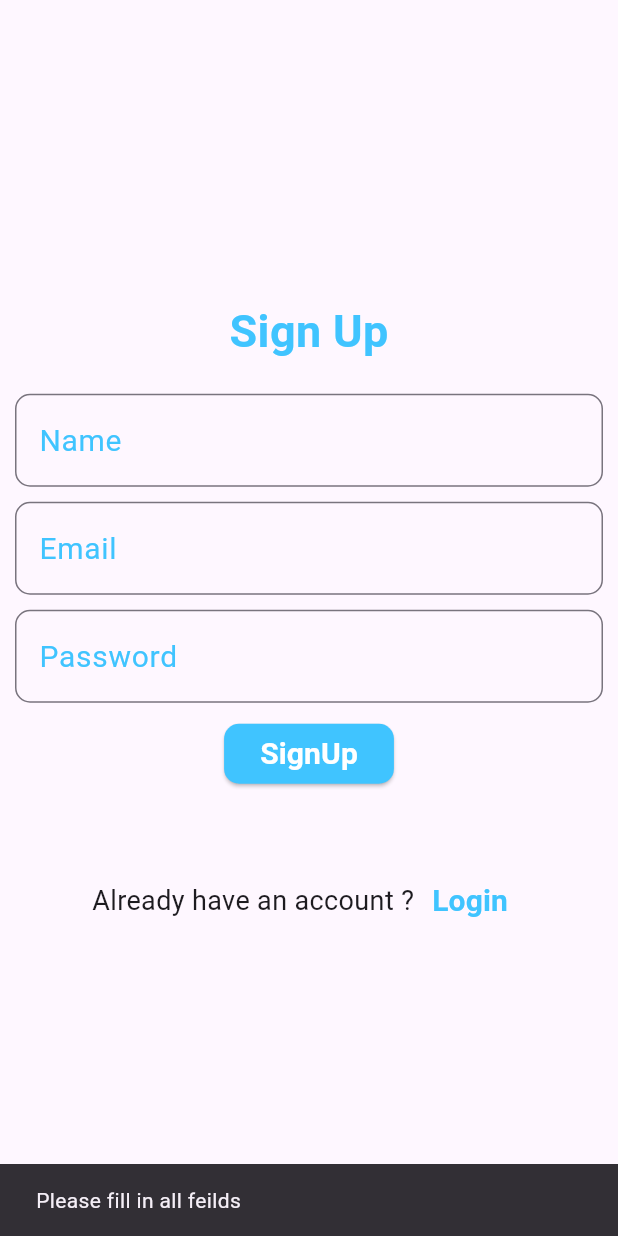
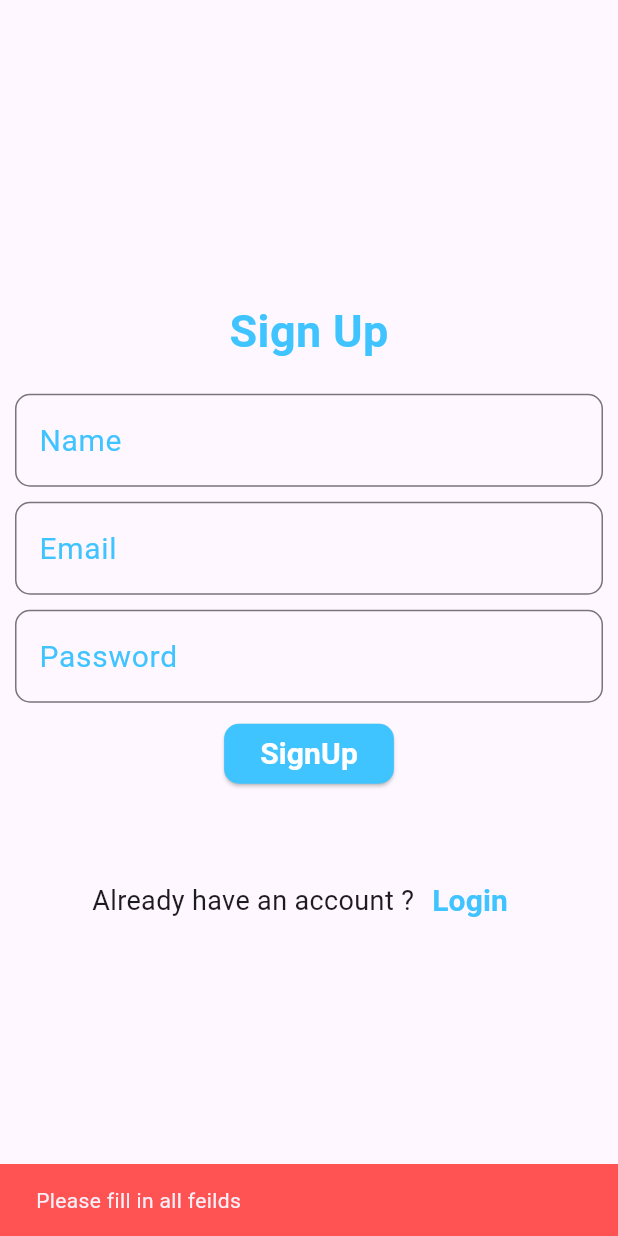
Before and after one commit to Darwynkjoy/Appwrite_authentication, a Flutter app: the screen it shows after launch, after a tap on "SignUp", on a phone screen of 412 x 824 dp. Run offline on Flutter 3.47's test engine with Material 3 defaults, Android fonts, the light colour scheme and no system bars; our stand-ins replace appwrite.

Commit message:
daily push

```diff
--- a/lib/signup_page.dart
+++ b/lib/signup_page.dart
@@ -64,7 +64,9 @@ class _signupState extends State<SignupPage>{
                 shape: RoundedRectangleBorder(borderRadius: BorderRadius.circular(10))
               ),
               onPressed: ()async{
-                if(nameContoller.text.isNotEmpty && emailController.text.isNotEmpty && PasswordController.text.isNotEmpty){
+                if(nameContoller.text.isNotEmpty
+                && emailController.text.isNotEmpty && RegExp(r'\S+@\S+\.\S+').hasMatch(emailController.text)
+                && PasswordController.text.isNotEmpty /*&& RegExp(r'^[a-zA-z0-9]+$').hasMatch(PasswordController.text)*/){
                   try{
                     await _appwriteService.registerUser(emailController.text,PasswordController.text, nameContoller.text);
                     Navigator.push(context, MaterialPageRoute(builder: (context)=>LoginPage()));
@@ -74,8 +76,16 @@ class _signupState extends State<SignupPage>{
                   }catch(e){
                     print("error adding user: $e");
                   }
-                }else{
-                  ScaffoldMessenger.of(context).showSnackBar(SnackBar(content: Text("Please fill in all feilds"))
+                }else if(emailController.text.isNotEmpty && emailController.text != RegExp(r'\S+@\S+\.\S+').hasMatch(emailController.text)){
+                  ScaffoldMessenger.of(context).showSnackBar(SnackBar(
+                    backgroundColor: Colors.redAccent,
+                    content: Text("invalid email or password"))
+                  );
+                }
+                else if(nameContoller.text.isEmpty || emailController.text.isEmpty || PasswordController.text.isEmpty) {
+                  ScaffoldMessenger.of(context).showSnackBar(SnackBar(
+                    backgroundColor: Colors.redAccent,
+                    content: Text("Please fill in all feilds"))
                   );
                 }
               }, child: Text("SignUp",style: TextStyle(fontSize: 20,color: Colors.white,fontWeight: FontWeight.bold),)
```
